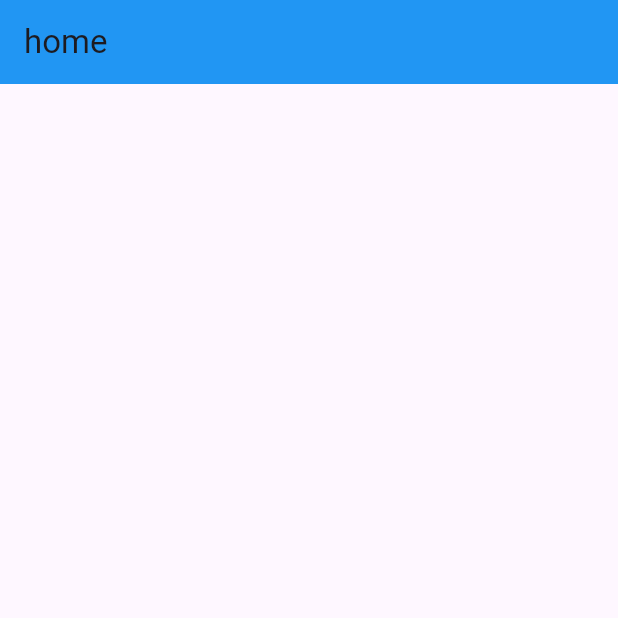
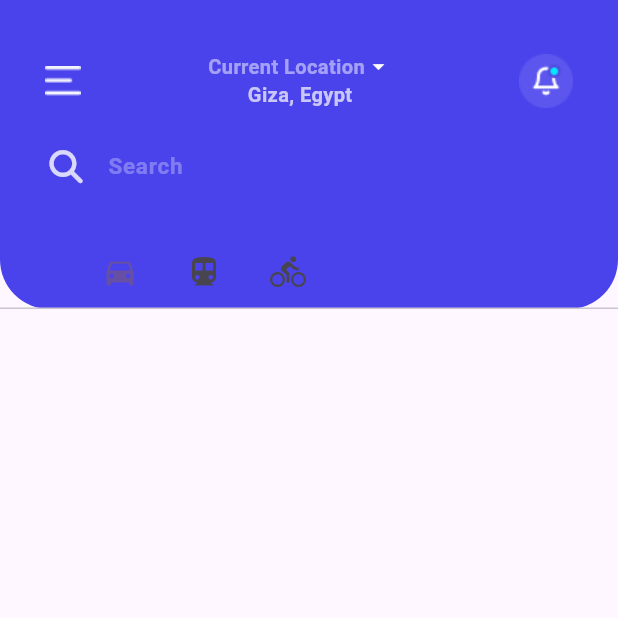
Before and after one commit to MahmoudElgaml/atch_proj, a Flutter app: the HomeScreen screen opened by its route, on a phone screen of 412 x 824 dp, the top half of it. Run offline on Flutter 3.47's test engine with Material 3 defaults, Android fonts, the phone set to English and light mode, and no system bars; our stand-ins replace animated_text_kit, device_preview, dio, dropdown_button2, flutter_animate, font_awesome_flutter and 4 more.

Commit message:
custom app_bar

```diff
--- a/lib/core/utils/app_color.dart
+++ b/lib/core/utils/app_color.dart
@@ -4,5 +4,6 @@ import 'package:flutter/material.dart';
 abstract class AppColor{
   static const Color authColor= Color(0xff4718AD);
   static const Color authColorButton= Color(0xff8658E8);
+  static const Color appBarColor= Color(0xff4A43EC);
 
 }
--- a/lib/core/utils/app_images.dart
+++ b/lib/core/utils/app_images.dart
@@ -0,0 +1,8 @@
+import 'package:flutter/material.dart';
+
+abstract class AppImages{
+
+  static const listIcon="assets/images/list_icon.png";
+  static const notificationIcon="assets/images/notification.png";
+
+}
--- a/lib/core/utils/app_style.dart
+++ b/lib/core/utils/app_style.dart
@@ -7,6 +7,14 @@ class AppStyle {
     return TextStyle(
       color: AppColor.authColor,
       fontSize: responsiveFont(fontSize: 34, context: context),
+      fontWeight: FontWeight.bold,
+    );
+  }
+
+  static TextStyle style13(BuildContext context) {
+    return TextStyle(
+      color: Colors.white,
+      fontSize: responsiveFont(fontSize: 13, context: context),
       fontWeight: FontWeight.bold,
     );
   }
--- a/lib/feature/home_feature/presentation/view/home_screen.dart
+++ b/lib/feature/home_feature/presentation/view/home_screen.dart
@@ -1,3 +1,5 @@
+import 'package:atch_proj/feature/home_feature/presentation/view/widgets/custom_app_bar.dart';
+import 'package:atch_proj/feature/home_feature/presentation/view/widgets/tabs_app_bar.dart';
 import 'package:flutter/material.dart';
 
 class HomeScreen extends StatelessWidget {
@@ -5,10 +7,15 @@ class HomeScreen extends StatelessWidget {
 
   @override
   Widget build(BuildContext context) {
-    return Scaffold(
-      appBar: AppBar(
-        backgroundColor: Colors.blue,
-        title: const Text("home"),
+    return const Scaffold(
+      drawer: Drawer(),
+      body: Column(
+        mainAxisAlignment: MainAxisAlignment.start,
+        children: [
+          Stack(
+              alignment: Alignment.bottomCenter,
+              children: [CustomAppBar(), TabsAppBar()]),
+        ],
       ),
     );
   }
--- /dev/null
+++ b/lib/feature/home_feature/presentation/view/widgets/custom_app_bar.dart
@@ -0,0 +1,34 @@
+import 'package:atch_proj/core/utils/app_color.dart';
+import 'package:atch_proj/core/utils/app_images.dart';
+import 'package:atch_proj/feature/home_feature/presentation/view/widgets/first_sction_app_bar.dart';
+import 'package:atch_proj/feature/search_feature/presentation/view/widgets/search_text_field.dart';
+import 'package:flutter/material.dart';
+import 'package:gap/gap.dart';
+
+class CustomAppBar extends StatelessWidget {
+  const CustomAppBar({super.key});
+
+  @override
+  Widget build(BuildContext context) {
+    return Container(
+      padding: const EdgeInsets.symmetric(vertical: 35,horizontal: 20),
+      height: MediaQuery.of(context).size.height * .25,
+      decoration:const BoxDecoration(
+          color: AppColor.appBarColor,
+          borderRadius: BorderRadius.only(
+              bottomLeft: Radius.circular(33),
+              bottomRight: Radius.circular(33))),
+      child: const Column(
+        crossAxisAlignment: CrossAxisAlignment.start,
+        children: [
+          Padding(
+            padding: EdgeInsets.symmetric(horizontal: 10.0),
+            child: FirstSctionAppBar(),
+          ),
+          Gap(10),
+          SearchTextField(),
+        ],
+      ),
+    );
+  }
+}
--- /dev/null
+++ b/lib/feature/home_feature/presentation/view/widgets/custom_filter_widget.dart
@@ -0,0 +1,15 @@
+import 'package:flutter/material.dart';
+
+class CustomFilterWidget extends StatelessWidget {
+  const CustomFilterWidget({super.key});
+
+  @override
+  Widget build(BuildContext context) {
+    return Container(
+      decoration: BoxDecoration(
+        color: Colors.white.withOpacity(.3),
+        borderRadius: BorderRadius.circular(15)
+      ),
+    );
+  }
+}
--- /dev/null
+++ b/lib/feature/home_feature/presentation/view/widgets/first_sction_app_bar.dart
@@ -0,0 +1,45 @@
+import 'package:atch_proj/core/utils/app_style.dart';
+import 'package:flutter/material.dart';
+import 'package:gap/gap.dart';
+
+import '../../../../../core/utils/app_images.dart';
+
+class FirstSctionAppBar extends StatelessWidget {
+  const FirstSctionAppBar({super.key});
+
+  @override
+  Widget build(BuildContext context) {
+    return Row(
+      mainAxisAlignment: MainAxisAlignment.spaceBetween,
+      children: [
+        InkWell(
+            onTap: () => Scaffold.of(context).openDrawer(),
+            child: Image.asset(AppImages.listIcon)),
+        Column(
+          children: [
+            Row(
+              children: [
+                Text(
+                  'Current Location',
+                  style: AppStyle.style13(context)
+                      .copyWith(color: Colors.white.withOpacity(.5)),
+                ),
+               const Icon(
+                  Icons.arrow_drop_down,
+                  color: Colors.white,
+                  size: 18,
+                )
+              ],
+            ),
+            Text(
+              "Giza, Egypt",
+              style: AppStyle.style13(context)
+                  .copyWith(color: Colors.white.withOpacity(.7)),
+            ),
+          ],
+        ),
+        Image.asset(AppImages.notificationIcon),
+      ],
+    );
+  }
+}
--- /dev/null
+++ b/lib/feature/home_feature/presentation/view/widgets/tabs_app_bar.dart
@@ -0,0 +1,35 @@
+import 'package:flutter/material.dart';
+
+class TabsAppBar extends StatefulWidget {
+  const TabsAppBar({super.key});
+
+  @override
+  State<TabsAppBar> createState() => _TabsAppBarState();
+}
+
+class _TabsAppBarState extends State<TabsAppBar> {
+  int selectedindex=0;
+
+  @override
+  Widget build(BuildContext context) {
+    return  Column(
+      children: [
+        DefaultTabController(
+            length: 3,
+            child: TabBar(
+              onTap: (index) {
+                selectedindex = index;
+                setState(() {});
+              },
+              isScrollable: true,
+              indicatorColor: Colors.transparent,
+              tabs: [
+                Tab(icon: Icon(Icons.directions_car)),
+                Tab(icon: Icon(Icons.directions_transit)),
+                Tab(icon: Icon(Icons.directions_bike)),
+              ],
+            ))
+      ],
+    );;
+  }
+}
--- /dev/null
+++ b/lib/feature/search_feature/presentation/view/search_view.dart
@@ -0,0 +1,11 @@
+import 'package:atch_proj/feature/search_feature/presentation/view/widgets/search_view_body.dart';
+import 'package:flutter/material.dart';
+
+class SearchView extends StatelessWidget {
+  const SearchView({super.key});
+
+  @override
+  Widget build(BuildContext context) {
+    return const SearchViewBody();
+  }
+}
--- /dev/null
+++ b/lib/feature/search_feature/presentation/view/widgets/search_text_field.dart
@@ -0,0 +1,42 @@
+import 'package:atch_proj/core/utils/app_style.dart';
+import 'package:flutter/material.dart';
+import 'package:font_awesome_flutter/font_awesome_flutter.dart';
+
+class SearchTextField extends StatelessWidget {
+  const SearchTextField({super.key});
+
+  @override
+  Widget build(BuildContext context) {
+    return  TextField(
+      decoration: InputDecoration(
+        enabledBorder: buildOutlineInputBorder(),
+        focusedBorder: buildOutlineInputBorder(),
+        hintText: 'Search',
+        hintStyle: AppStyle.style13(context).copyWith(
+          fontSize: 15,color: Colors.white.withOpacity(.3)
+        ),
+        prefixIcon: IconButton(
+          padding: EdgeInsets.zero,
+          onPressed: () {},
+          icon: const Opacity(
+            opacity: .8,
+            child: Icon(
+              FontAwesomeIcons.magnifyingGlass,
+              size: 22,
+              color: Colors.white,
+            ),
+          ),
+        ),
+      ),
+    );
+  }
+
+  OutlineInputBorder buildOutlineInputBorder() {
+    return const OutlineInputBorder(
+      borderSide:  BorderSide(
+        color: Colors.transparent,
+      ),
+    );
+  }
+
+}
--- /dev/null
+++ b/lib/feature/search_feature/presentation/view/widgets/search_view_body.dart
@@ -0,0 +1,15 @@
+import 'package:atch_proj/feature/search_feature/presentation/view/widgets/search_text_field.dart';
+import 'package:flutter/material.dart';
+
+class SearchViewBody extends StatelessWidget {
+  const SearchViewBody({super.key});
+
+  @override
+  Widget build(BuildContext context) {
+    return const Column(
+      children: [
+        SearchTextField()
+      ],
+    );
+  }
+}
--- a/pubspec.yaml
+++ b/pubspec.yaml
@@ -37,6 +37,7 @@ dependencies:
   get_it: ^7.7.0
   dartz: ^0.10.1
   dropdown_button2: ^2.3.9
+  font_awesome_flutter: ^10.2.1
 
   gap: ^3.0.1
   flutter_animate: ^4.5.0
```
Also changed, not shown: assets/images/list_icon.png (added), assets/images/notification.png (added), pubspec.lock.
